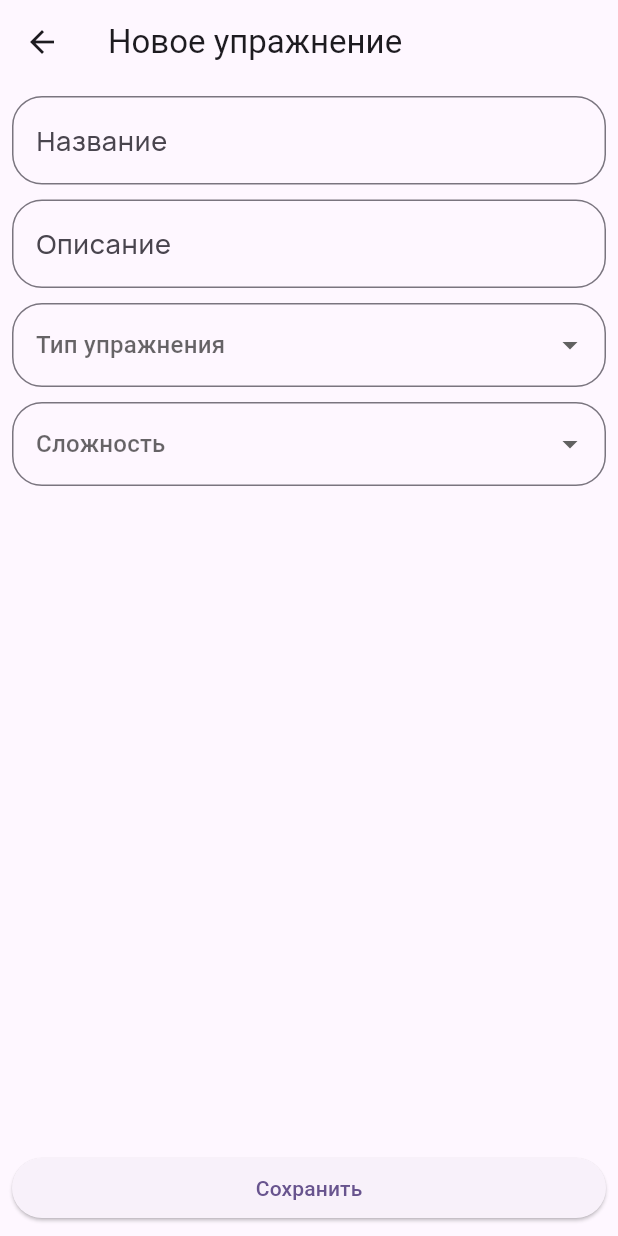
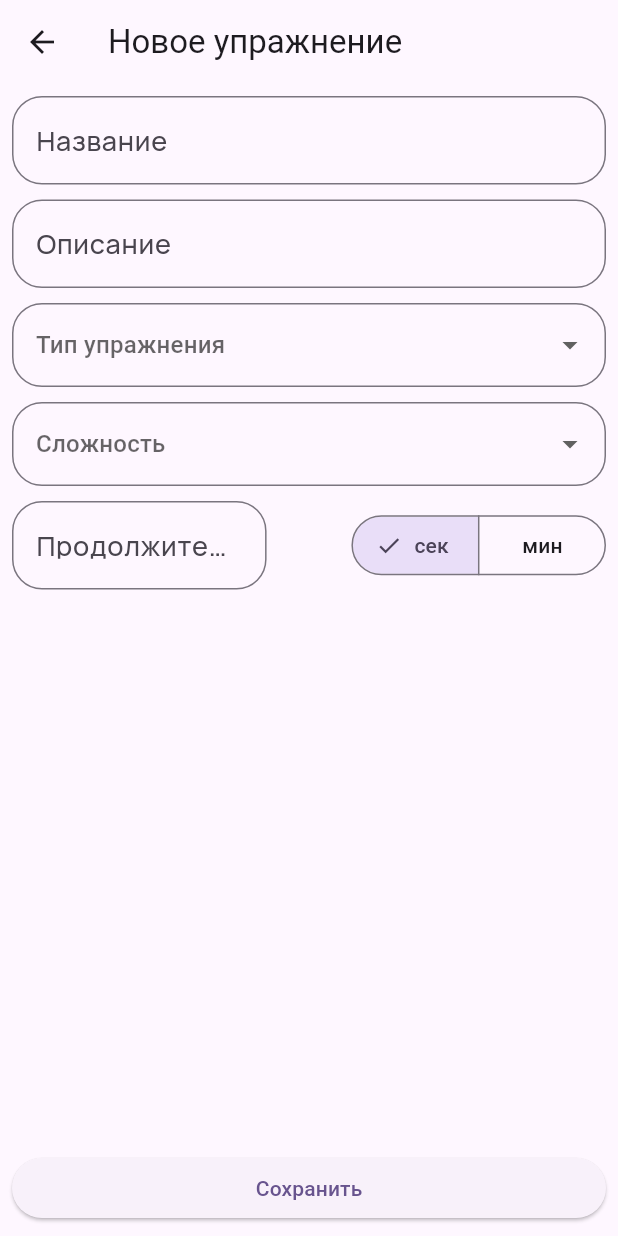
Before and after one commit to evaranshark/laborato_test_task, a Flutter app: the TaskPage screen opened by its route, on a phone screen of 412 x 824 dp. Run offline on Flutter 3.47's test engine with Material 3 defaults, Android fonts, the phone set to English and light mode, and no system bars; our stand-ins replace equatable, flutter_bloc, get_it, google_fonts, hive; accounts and stored records are empty.

```diff
--- a/lib/data/datasource/converters/task_converter.dart
+++ b/lib/data/datasource/converters/task_converter.dart
@@ -2,6 +2,7 @@ import '../../../domain/entities/task.dart';
 import '../models/task_model.dart';
 import 'converter.dart';
 import 'difficulty_converter.dart';
+import 'exercise_duration_converter.dart';
 import 'task_type_converter.dart';
 
 class TaskConverter implements Converter<TaskModel, TaskEntity> {
@@ -17,6 +18,7 @@ class TaskConverter implements Converter<TaskModel, TaskEntity> {
         model.difficulty,
       ),
       id: model.key,
+      duration: ExerciseDurationConverter().fromModel(model.duration),
     );
   }
 
@@ -26,6 +28,7 @@ class TaskConverter implements Converter<TaskModel, TaskEntity> {
       ..name = entity.name
       ..description = entity.description
       ..type = TaskTypeConverter().toModel(entity.type)
-      ..difficulty = DifficultyConverter().toModel(entity.difficulty);
+      ..difficulty = DifficultyConverter().toModel(entity.difficulty)
+      ..duration = ExerciseDurationConverter().toModel(entity.duration);
   }
 }
--- a/lib/data/datasource/models/task_model.dart
+++ b/lib/data/datasource/models/task_model.dart
@@ -1,4 +1,6 @@
 import 'package:hive/hive.dart';
+
+import 'exercise_duration_model.dart';
 
 part 'task_model.g.dart';
 
@@ -12,6 +14,8 @@ class TaskModel extends HiveObject {
   late TaskTypeModel type;
   @HiveField(3)
   late DifficultyModel difficulty;
+  @HiveField(4)
+  late ExerciseDurationModel duration;
 }
 
 @HiveType(typeId: 1)
--- /dev/null
+++ b/lib/domain/entities/exercise_duration.dart
@@ -0,0 +1,11 @@
+class ExerciseDuration {
+  ExerciseDuration({
+    required this.value,
+    required this.units,
+  });
+
+  final int value;
+  final DurationUnit units;
+}
+
+enum DurationUnit { sec, min }
--- a/lib/domain/entities/task.dart
+++ b/lib/domain/entities/task.dart
@@ -1,10 +1,13 @@
 import 'package:equatable/equatable.dart';
+
+import 'exercise_duration.dart';
 
 class TaskEntity with EquatableMixin {
   TaskEntity({
     required this.name,
     required this.description,
     required this.type,
+    required this.duration,
     this.difficulty = Difficulty.medium,
     this.id,
   });
@@ -13,6 +16,7 @@ class TaskEntity with EquatableMixin {
   final TaskType type;
   final dynamic id;
   final Difficulty difficulty;
+  final ExerciseDuration duration;
 
   @override
   List<Object?> get props => [
--- a/lib/presentation/pages/main_page/widgets/exercise_list_item.dart
+++ b/lib/presentation/pages/main_page/widgets/exercise_list_item.dart
@@ -56,7 +56,6 @@ String getExerciseDifficultyName(BuildContext context, Difficulty diff) =>
 
 class _Type extends StatelessWidget {
   const _Type({
-    super.key,
     required this.type,
   });
 
--- a/lib/presentation/pages/task_page/task_page.dart
+++ b/lib/presentation/pages/task_page/task_page.dart
@@ -1,4 +1,5 @@
 import 'package:flutter/material.dart';
+import '../../../domain/entities/exercise_duration.dart';
 import '../../../domain/entities/task.dart';
 
 class TaskPage extends StatelessWidget {
@@ -26,8 +27,31 @@ class _AddTaskFormState extends State<_AddTaskForm> {
   final _formKey = GlobalKey<FormState>();
   final _nameController = TextEditingController();
   final _descriptionController = TextEditingController();
+  final _durationValueController = TextEditingController();
   TaskType? _type;
   Difficulty? _difficulty;
+  int? _durationValue;
+  Set<DurationUnit> _selectedUnit = {
+    DurationUnit.sec,
+  };
+
+  @override
+  void initState() {
+    super.initState();
+    _durationValueController.addListener(_durationValueListener);
+  }
+
+  void _durationValueListener() {
+    setState(() {
+      _durationValue = int.tryParse(_durationValueController.text) ?? 0;
+    });
+  }
+
+  @override
+  void dispose() {
+    _durationValueController.removeListener(_durationValueListener);
+    super.dispose();
+  }
 
   @override
   Widget build(BuildContext context) {
@@ -111,14 +135,74 @@ class _AddTaskFormState extends State<_AddTaskForm> {
                 });
               },
             ),
+            const SizedBox(
+              height: 10.0,
+            ),
+            Row(
+              crossAxisAlignment: CrossAxisAlignment.center,
+              children: [
+                Expanded(
+                  flex: 3,
+                  child: TextFormField(
+                    textInputAction: TextInputAction.next,
+                    keyboardType: TextInputType.number,
+                    maxLines: 1,
+                    maxLength: 3,
+                    decoration: const InputDecoration(
+                      labelText: 'Продолжительность',
+                    ),
+                    controller: _durationValueController,
+                    enableSuggestions: false,
+                    buildCounter: (
+                      context, {
+                      required currentLength,
+                      required isFocused,
+                      required maxLength,
+                    }) =>
+                        null,
+                  ),
+                ),
+                const Spacer(),
+                Expanded(
+                  flex: 3,
+                  child: SegmentedButton<DurationUnit>(
+                    segments: const [
+                      ButtonSegment(
+                        value: DurationUnit.sec,
+                        label: Text(
+                          'сек',
+                        ),
+                      ),
+                      ButtonSegment(
+                        value: DurationUnit.min,
+                        label: Text(
+                          'мин',
+                        ),
+                      ),
+                    ],
+                    selected: _selectedUnit,
+                    onSelectionChanged: (p0) {
+                      setState(() {
+                        _selectedUnit = p0;
+                      });
+                    },
+                  ),
+                ),
+              ],
+            ),
             const Spacer(),
             ElevatedButton(
               onPressed: () {
                 final result = TaskEntity(
-                    name: _nameController.text,
-                    description: _descriptionController.text,
-                    type: _type!,
-                    difficulty: _difficulty!);
+                  name: _nameController.text,
+                  description: _descriptionController.text,
+                  type: _type!,
+                  difficulty: _difficulty!,
+                  duration: ExerciseDuration(
+                    value: _durationValue!,
+                    units: _selectedUnit.first,
+                  ),
+                );
                 Navigator.of(context).pop(
                   result,
                 );
```
Also changed, not shown: lib/data/datasource/converters/exercise_duration_converter.dart (added, +40 -0 lines), lib/data/datasource/models/exercise_duration_model.dart (added, +19 -0 lines), lib/main.dart (+7 -1 lines), lib/data/datasource/models/exercise_duration_model.g.dart (added).
